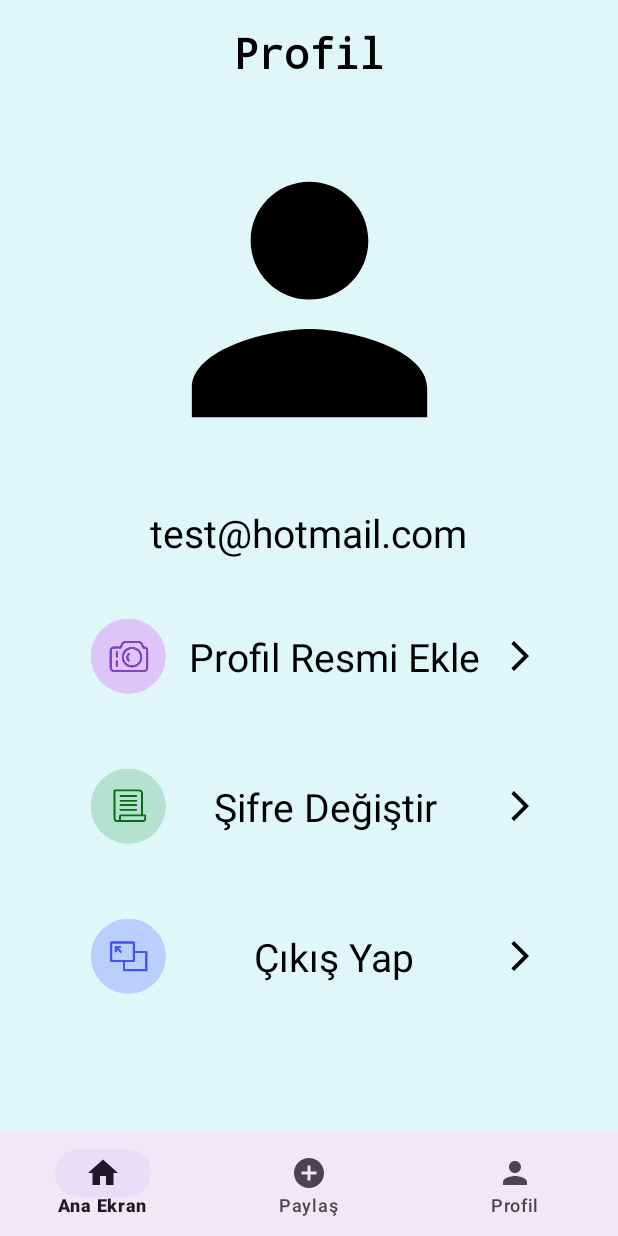
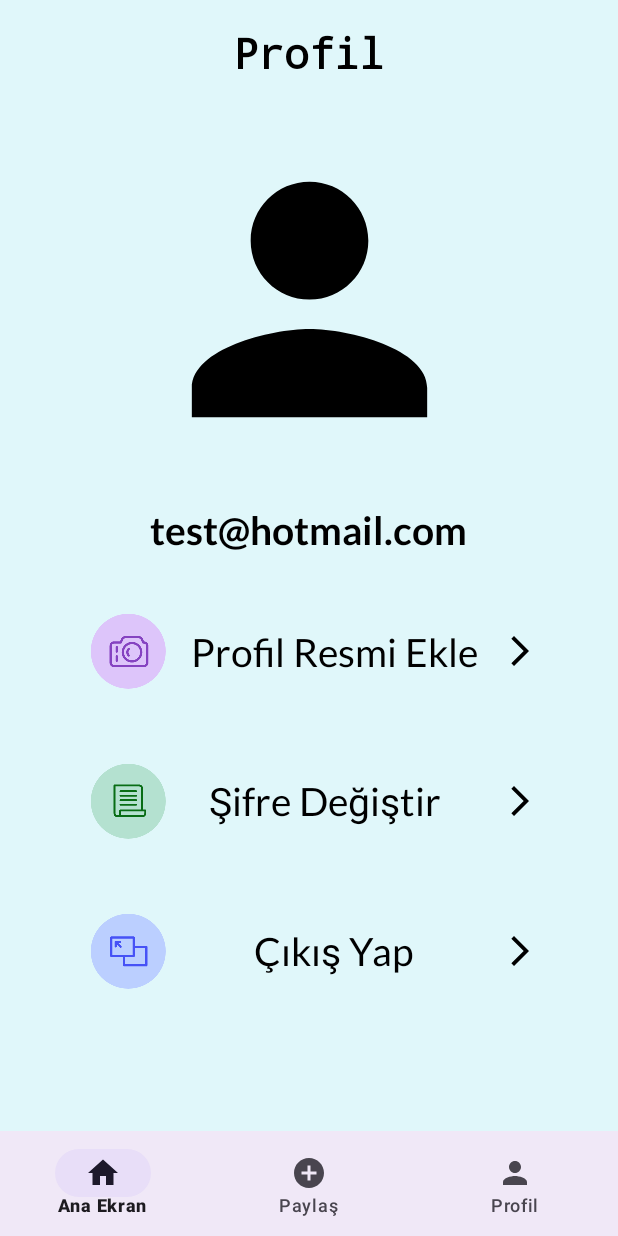
Before and after one commit to erendogan6/Sofrani-Paylas, an Android app: the ProfileFragment screen opened through its navigation route, on a phone screen of 412 x 824 dp. Run offline under Robolectric (Android 15) with nearby library versions, the phone set to English and light mode, and no system bars; our stand-ins replace Dagger/Hilt's generated code, Firebase (no records; nobody signed in at launch, a user with empty details on screens opened directly).

Commit message:
feat(layout): Add font family to profile mail and text strings to resources for consistency

```diff
--- a/app/src/main/res/layout/fragment_profile.xml
+++ b/app/src/main/res/layout/fragment_profile.xml
@@ -2,7 +2,6 @@
 <androidx.constraintlayout.widget.ConstraintLayout xmlns:android="http://schemas.android.com/apk/res/android"
     xmlns:app="http://schemas.android.com/apk/res-auto"
     xmlns:tools="http://schemas.android.com/tools"
-    android:id="@+id/profilEkraniArkaplan"
     android:layout_width="match_parent"
     android:layout_height="match_parent"
     android:background="#E0F7FA"
@@ -22,7 +21,8 @@
         app:layout_constraintEnd_toEndOf="parent"
         app:layout_constraintHorizontal_bias="0.498"
         app:layout_constraintStart_toStartOf="parent"
-        app:layout_constraintTop_toTopOf="parent" />
+        app:layout_constraintTop_toTopOf="parent"
+        tools:ignore="HardcodedText" />
 
     <ScrollView
         android:layout_width="match_parent"
@@ -61,9 +61,11 @@
                 android:layout_width="wrap_content"
                 android:layout_height="wrap_content"
                 android:layout_marginTop="8dp"
+                android:fontFamily="@font/lato_bold"
                 android:text="test@hotmail.com"
                 android:textColor="@color/black"
-                android:textSize="26sp" />
+                android:textSize="26sp"
+                tools:ignore="HardcodedText" />
 
             <androidx.constraintlayout.widget.ConstraintLayout
                 android:id="@+id/profilResimLayout"
@@ -101,7 +103,8 @@
                 <TextView
                     android:layout_width="wrap_content"
                     android:layout_height="wrap_content"
-                    android:text="Profil Resmi Ekle"
+                    android:fontFamily="@font/lato"
+                    android:text="@string/profil_resmi_ekle"
                     android:textColor="#000000"
                     android:textSize="26sp"
                     app:layout_constraintBottom_toBottomOf="parent"
@@ -147,7 +150,8 @@
                     android:layout_width="wrap_content"
                     android:layout_height="wrap_content"
                     android:layout_marginEnd="12dp"
-                    android:text="Şifre Değiştir"
+                    android:fontFamily="@font/lato"
+                    android:text="@string/Sifre_degistir"
                     android:textColor="#000000"
                     android:textSize="26sp"
                     app:layout_constraintBottom_toBottomOf="parent"
@@ -193,7 +197,8 @@
                 <TextView
                     android:layout_width="wrap_content"
                     android:layout_height="wrap_content"
-                    android:text="Çıkış Yap"
+                    android:fontFamily="@font/lato"
+                    android:text="@string/cikis_yap"
                     android:textColor="#000000"
                     android:textSize="26sp"
                     app:layout_constraintBottom_toBottomOf="parent"
```
